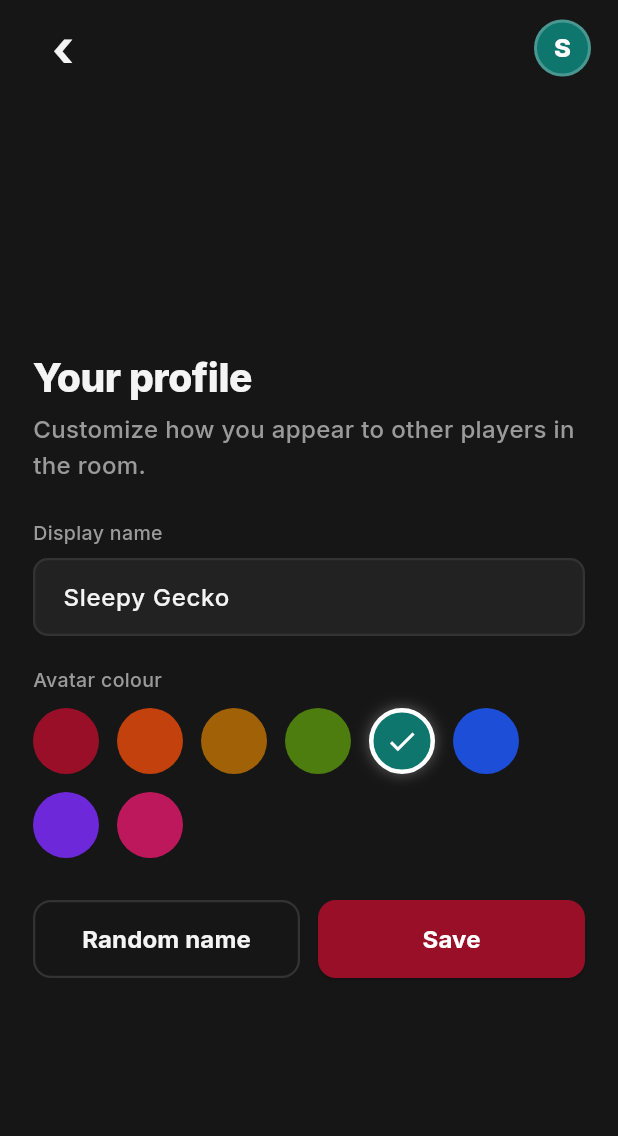
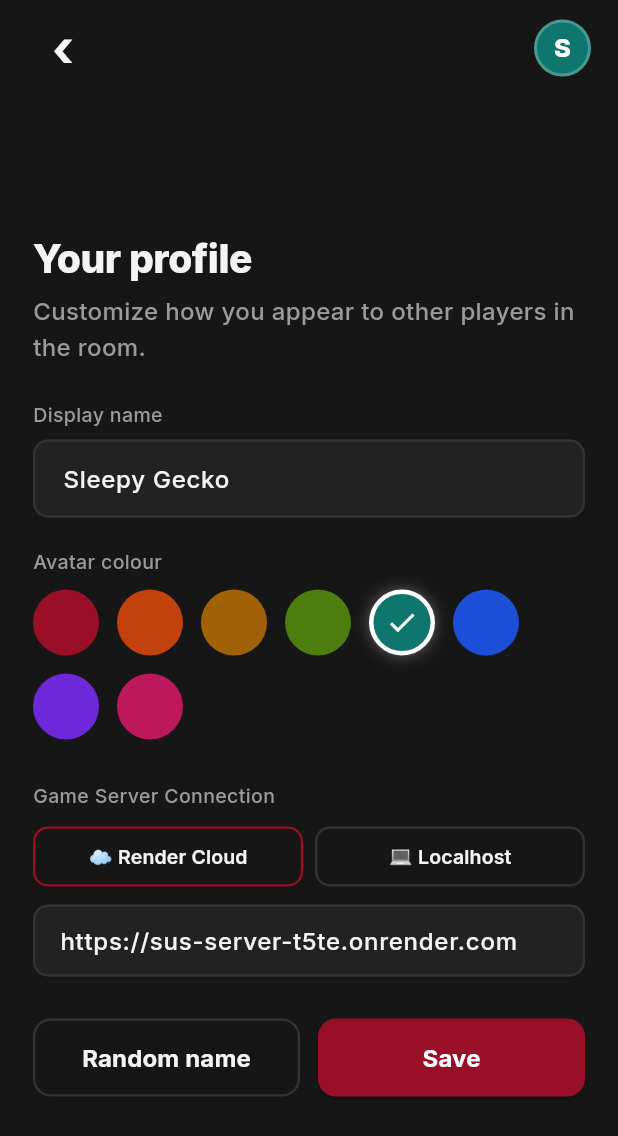
Before and after one commit to akashrai-dev-spec/Sus, a Flutter app: the ProfileScreen screen opened by its route, on a phone screen of 412 x 824 dp. Shown: the top 1136 px of the screen. Run offline on Flutter 3.47's test engine with Material 3 defaults, Android fonts, the phone set to English and light mode, and no system bars; our stand-ins replace flutter_animate, flutter_riverpod, flutter_svg, go_router, shared_preferences, socket_io_client; accounts and stored records are empty; project files that could hold a hidden picture were left out.

Commit message:
feat: connect app to render cloud server by default and permit extension csp in web
- Configure app to default to live Render server https://sus-server-t5te.onrender.com
- Add server connection switcher and preset pills in Flutter profile screen
- Enable both websocket and polling transports with trailing slash normalization
- Add permissive CSP headers in Next.js web client for browser extensions and socket connections

```diff
--- a/app/lib/features/online_game/data/socket_service.dart
+++ b/app/lib/features/online_game/data/socket_service.dart
@@ -37,12 +37,13 @@ class SocketService {
     _socket?.dispose();
     _connectedUrl = serverUrl;
 
-    final uri = '$serverUrl/game';
+    final cleanUrl = serverUrl.replaceAll(RegExp(r'/+$'), '');
+    final uri = '$cleanUrl/game';
 
     _socket = io.io(
       uri,
       io.OptionBuilder()
-          .setTransports(['websocket'])
+          .setTransports(['websocket', 'polling'])
           .setAuth({
             'protocolVersion': '1.0.0',
             if (resumeToken != null) 'resumeToken': resumeToken,
@@ -53,6 +54,10 @@ class SocketService {
           .setReconnectionDelayMax(5000)
           .build(),
     );
+
+    _socket!.onConnectError((err) {
+      debugPrint('[Socket] Connection error to $uri: $err');
+    });
 
     _socket!.onConnect((_) {
       debugPrint('[Socket] Connected to $uri');
--- a/app/lib/features/profile/data/profile_repository.dart
+++ b/app/lib/features/profile/data/profile_repository.dart
@@ -8,7 +8,10 @@ class UserProfile {
     required this.color,
     this.resumeToken,
     this.lastLocalNames = const ['Player 1', 'Player 2', 'Player 3'],
-    this.serverUrl = const String.fromEnvironment('SERVER_URL', defaultValue: 'http://localhost:3000'),
+    this.serverUrl = const String.fromEnvironment(
+      'SERVER_URL',
+      defaultValue: 'https://sus-server-t5te.onrender.com',
+    ),
   });
 
   final String name;
@@ -42,6 +45,15 @@ class UserProfile {
       };
 
   factory UserProfile.fromJson(Map<String, dynamic> json) {
+    final rawUrl = json['serverUrl'] as String?;
+    // Default to the live Render cloud server unless a custom non-localhost URL was saved
+    final serverUrl = (rawUrl != null && rawUrl.isNotEmpty && rawUrl != 'http://localhost:3000')
+        ? rawUrl
+        : const String.fromEnvironment(
+            'SERVER_URL',
+            defaultValue: 'https://sus-server-t5te.onrender.com',
+          );
+
     return UserProfile(
       name: (json['name'] as String?) ?? NameGenerator.generateRandomName(),
       color: (json['color'] as String?) ?? NameGenerator.getRandomColor(),
@@ -50,8 +62,7 @@ class UserProfile {
               ?.map((e) => e.toString())
               .toList() ??
           const ['Player 1', 'Player 2', 'Player 3'],
-      serverUrl: (json['serverUrl'] as String?) ??
-          const String.fromEnvironment('SERVER_URL', defaultValue: 'http://localhost:3000'),
+      serverUrl: serverUrl,
     );
   }
 }
--- a/app/lib/features/profile/presentation/profile_screen.dart
+++ b/app/lib/features/profile/presentation/profile_screen.dart
@@ -1,4 +1,3 @@
-import 'package:flutter/foundation.dart';
 import 'package:flutter/material.dart';
 import 'package:flutter_riverpod/flutter_riverpod.dart';
 import 'package:go_router/go_router.dart';
@@ -166,22 +165,84 @@ class _ProfileScreenState extends ConsumerState<ProfileScreen> {
               ),
               const SizedBox(height: 28),
 
-              // Server URL field for debugging or custom server
-              if (kDebugMode) ...[
+              // Server connection settings
               Text(
-                  'Server URL (debug)',
+                'Game Server Connection',
                 style: SusTypography.caption.copyWith(color: colors.mute),
+              ),
+              const SizedBox(height: 8),
+              Row(
+                children: [
+                  Expanded(
+                    child: OutlinedButton(
+                      onPressed: () {
+                        setState(() {
+                          _serverController.text = 'https://sus-server-t5te.onrender.com';
+                        });
+                      },
+                      style: OutlinedButton.styleFrom(
+                        padding: const EdgeInsets.symmetric(vertical: 10),
+                        side: BorderSide(
+                          color: _serverController.text.contains('onrender.com')
+                              ? colors.crimson
+                              : colors.line,
+                          width: 1.5,
+                        ),
+                        shape: RoundedRectangleBorder(
+                          borderRadius: BorderRadius.circular(10),
+                        ),
+                      ),
+                      child: Text(
+                        '☁️ Render Cloud',
+                        style: SusTypography.caption.copyWith(
+                          color: colors.bone,
+                          fontWeight: FontWeight.w600,
+                        ),
+                      ),
+                    ),
+                  ),
+                  const SizedBox(width: 8),
+                  Expanded(
+                    child: OutlinedButton(
+                      onPressed: () {
+                        setState(() {
+                          _serverController.text = 'http://localhost:3000';
+                        });
+                      },
+                      style: OutlinedButton.styleFrom(
+                        padding: const EdgeInsets.symmetric(vertical: 10),
+                        side: BorderSide(
+                          color: _serverController.text.contains('localhost')
+                              ? colors.crimson
+                              : colors.line,
+                          width: 1.5,
+                        ),
+                        shape: RoundedRectangleBorder(
+                          borderRadius: BorderRadius.circular(10),
+                        ),
+                      ),
+                      child: Text(
+                        '💻 Localhost',
+                        style: SusTypography.caption.copyWith(
+                          color: colors.bone,
+                          fontWeight: FontWeight.w600,
+                        ),
+                      ),
+                    ),
+                  ),
+                ],
               ),
               const SizedBox(height: 8),
               TextField(
                 controller: _serverController,
                 style: SusTypography.body.copyWith(color: colors.bone),
-                  decoration: const InputDecoration(
-                    hintText: 'http://localhost:3000',
+                decoration: InputDecoration(
+                  hintText: 'https://sus-server-t5te.onrender.com',
+                  hintStyle: TextStyle(color: colors.mute.withValues(alpha: 0.5)),
+                  contentPadding: const EdgeInsets.symmetric(horizontal: 14, vertical: 12),
                 ),
               ),
               const SizedBox(height: 28),
-              ],
 
               // Action buttons
               Row(
```
Also changed, not shown: 4 other files. Lines whose indentation alone changed are shown as unchanged.
